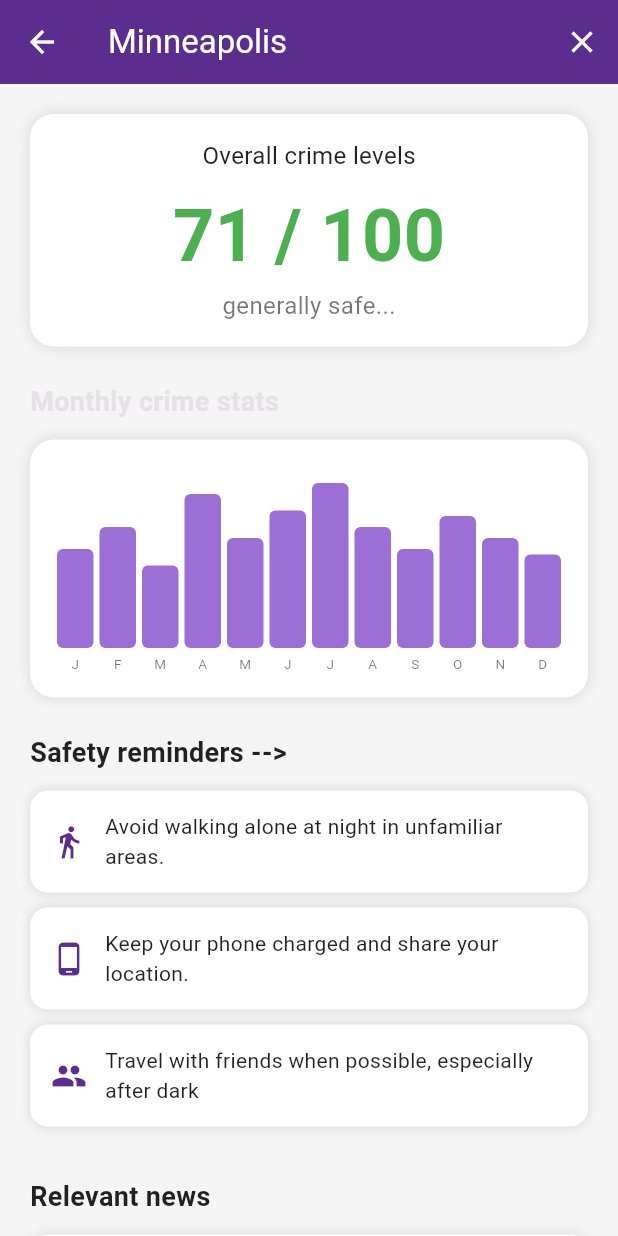
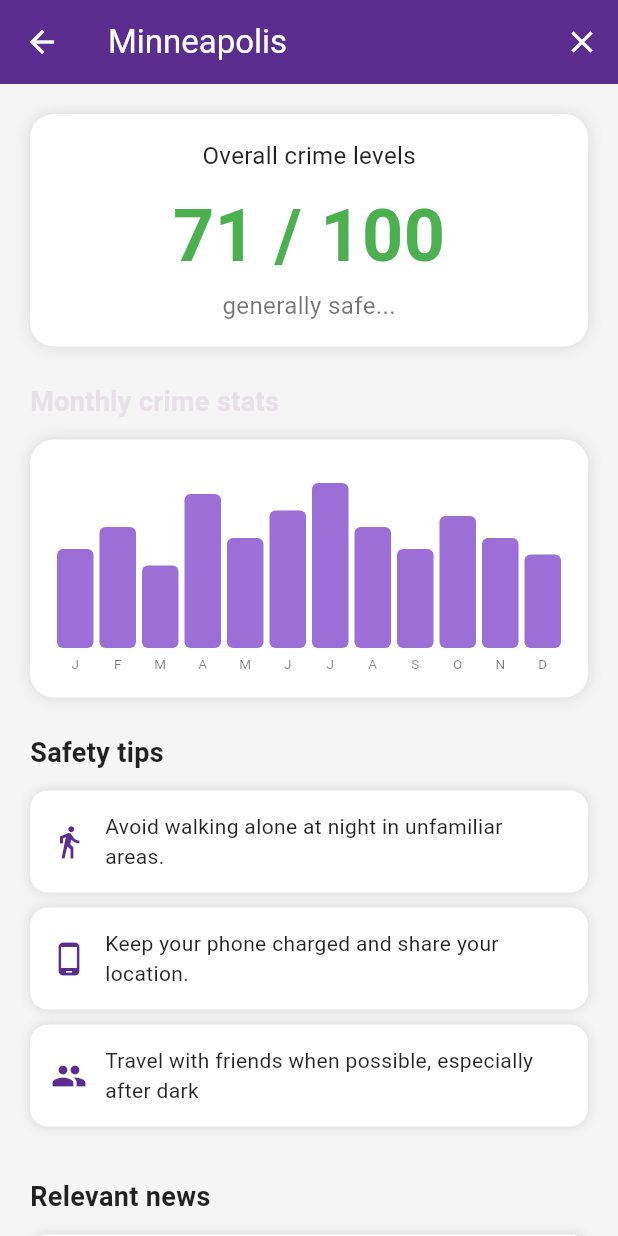
Before and after one commit to tvisha-t/techno-app, a Flutter app: the screen it shows after launch, after a tap on "Log in", after a tap on the "close" icon, after a tap on "Minneapolis", on a phone screen of 412 x 824 dp. Run offline on Flutter 3.47's test engine with Material 3 defaults, Android fonts, the phone set to English and light mode, and no system bars; our stand-ins replace flutter_map, latlong2.

Commit message:
visual updates

```diff
--- a/app_yay/lib/city_detail_screen.dart
+++ b/app_yay/lib/city_detail_screen.dart
@@ -3,7 +3,6 @@ import 'home_screen.dart';
 
 // opens when a user taps a city card
 // receives 'city' map, name, score, news blurb, level, and other data
-// todo: replace placeholder data w/ real API calls per city
 
 class CityDetailScreen extends StatelessWidget {
   final City city;
@@ -120,9 +119,8 @@ class CityDetailScreen extends StatelessWidget {
             const SizedBox(height: 24),
 
             // ── safety tips ──────────────────────────────────────
-            // TODO: use ai to generate city-specific tips
             const Text(
-              'Safety reminders -->',
+              'Safety tips',
               style: TextStyle(fontSize: 18, fontWeight: FontWeight.bold, color: Colors.black87),
             ),
             const SizedBox(height: 12),
@@ -147,7 +145,6 @@ class CityDetailScreen extends StatelessWidget {
             const SizedBox(height: 24),
 
             // ── incident type breakdown ──────────────────────────
-            // TODO: grab real incident counts from crime API
             const Text(
               'Recent incidents',
               style: TextStyle(fontSize: 18, fontWeight: FontWeight.bold, color: Colors.black87),
--- a/app_yay/lib/home_screen.dart
+++ b/app_yay/lib/home_screen.dart
@@ -2,8 +2,6 @@ import 'package:flutter/material.dart';
 import 'city_detail_screen.dart';
 import 'widgets/safe_haven_logo.dart';
 
-// note: i hardcoded placeholder city data for now so there's something to show
-// todo: replace w/ real data from crime API
 // each city has a map & has a namme, score (0–100), news blurb, and safety level label
 
 class City {
@@ -84,7 +82,6 @@ class _HomeScreenState extends State<HomeScreen> {
 
     // city cards on dashbord starts w. the ones above
     // start w/ placeholder data
-    // TODO: allow users to add & remove cities
   List<City> _cities = List.from(_placeholderCities);
 
   // user types city name & presses +
--- a/app_yay/lib/login_screen.dart
+++ b/app_yay/lib/login_screen.dart
@@ -27,7 +27,6 @@ class _LoginScreenState extends State<LoginScreen> {
   final _phoneController = TextEditingController(); // only used during signup
 
     // "submitting" the form just navigates to home for now, no real auth logic yet
-    // todo: add real auth logic here (check username/password, create account, etc.)
   void _submit() {
     Navigator.pushReplacementNamed(context, '/home');
   }
--- a/app_yay/lib/sos_screen.dart
+++ b/app_yay/lib/sos_screen.dart
@@ -2,7 +2,6 @@ import 'package:flutter/material.dart';
 
 // sos screen but super simplified just for demo purposes
 // idle & activated states
-// todo: add real alarm sound & pin-based cancellation
 
 class SosScreen extends StatefulWidget {
   final ThemeMode themeMode;
```
Also changed, not shown: app_yay/lib/report_screen.dart (+1 -6 lines).
